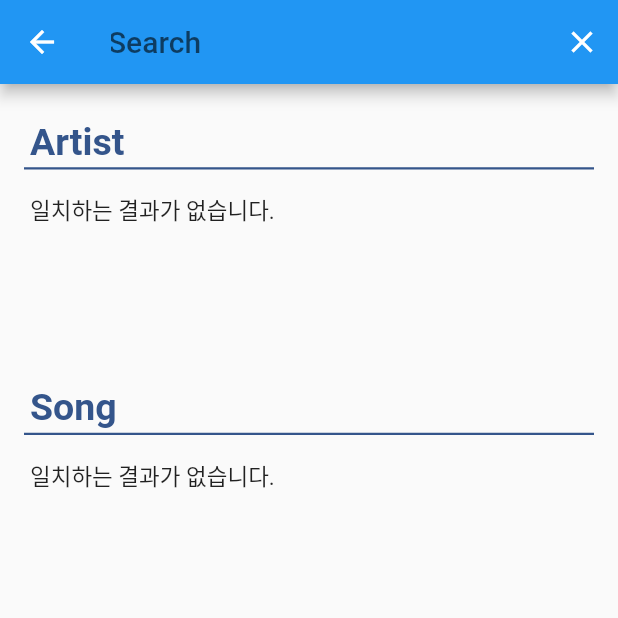
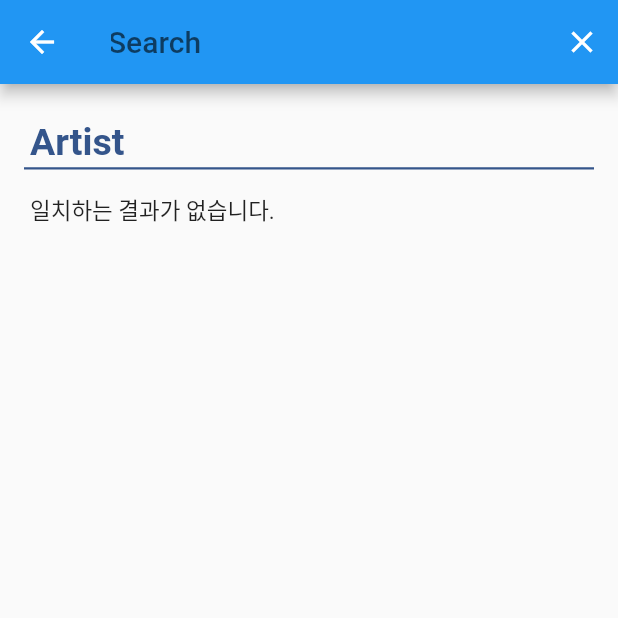
Before and after one commit to canoe726/Music_app, a Flutter app: the screen it shows after launch, after a tap on "Google 계정으로 로그인하기", after a tap on the "search" icon, on a phone screen of 412 x 824 dp, the top half of it. Run offline on Flutter 3.47's test engine with Material 2 defaults, Android fonts, the phone set to English and light mode, and no system bars; our stand-ins replace assets_audio_player, carousel_slider, sliding_up_panel, step_progress_indicator; missing offline and left inert: imagebutton; accounts and stored records are empty; Roboto replaces fonts that are missing (Nanum).

Commit message:
Complete Search Function
Complete Search Function

```diff
--- a/lib/components/CustomSearchDelegate.dart
+++ b/lib/components/CustomSearch.dart
@@ -1,8 +1,6 @@
 import 'package:flutter/material.dart';
 import 'package:music_app/components/globalColors.dart' as globalColors;
 import 'package:music_app/data/profileFormat.dart' as profileFormat;
-import 'package:music_app/pages/profilePage.dart';
-
 
 class CustomSearchDelegate extends SearchDelegate {
 
@@ -106,28 +104,6 @@ class CustomSearchDelegate extends SearchDelegate {
             SuggestionList(
               query: query,
             ),
-            Padding(
-              padding: const EdgeInsets.all(4.0),
-              child: Row(
-                children: <Widget>[
-                  Text(
-                    'Song',
-                    style: TextStyle(
-                      fontFamily: 'Nanum',
-                      color: globalColors.classicBlue,
-                      fontWeight: FontWeight.bold,
-                      fontSize: 25.0,
-                    ),
-                  ),
-                ],
-              ),
-            ),
-            Divider(
-              color: globalColors.classicBlue,
-              thickness: 1.5,
-              height: 0.0,
-            ),
-            SuggestionList2(query: query)
           ],
         ),
       ),
@@ -168,7 +144,7 @@ class _SuggestionListState extends State<SuggestionList> {
               children: <Widget>[
                 GestureDetector(
                   onTap: () {
-                    Navigator.pop(context, userDatas[i]);
+                    Navigator.pop(context, i);
                   },
                   child: CircleAvatar(
                     backgroundImage: AssetImage(userDatas[i].imgLoc),
@@ -205,77 +181,3 @@ class _SuggestionListState extends State<SuggestionList> {
     return searchData;
   }
 }
-
-class SuggestionList2 extends StatefulWidget {
-  final String query;
-  SuggestionList2({@required this.query});
-  @override
-  _SuggestionListState2 createState() => _SuggestionListState2();
-}
-
-class _SuggestionListState2 extends State<SuggestionList2> {
-  @override
-  Widget build(BuildContext context) {
-    return Container(
-      height: 140.0,
-      padding: EdgeInsets.zero,
-      child: ListView(
-        scrollDirection: Axis.horizontal,
-        padding: EdgeInsets.zero,
-        children: setView(widget.query),
-      ),
-    );
-  }
-
-  List<Widget> setView(String query) {
-    var userDatas = profileFormat.users;
-    List<Widget> searchData = [];
-    if (query.length > 0) {
-      for (var i = 0; i < userDatas.length; i++) {
-        if (userDatas[i].songName.toLowerCase().contains(query.toLowerCase())) {
-          searchData.add(Padding(
-            padding: const EdgeInsets.all(16.0),
-            child: Column(
-              children: <Widget>[
-                GestureDetector(
-                  onTap: () {
-                    Route route = MaterialPageRoute(
-                        builder: (context) =>
-                            ProfilePage(userInfo: userDatas[i]));
-                    Navigator.push(context, route);
-                  },
-                  child: CircleAvatar(
-                    backgroundImage: AssetImage(userDatas[i].imgLoc),
-                    backgroundColor: Colors.transparent,
-                    radius: 40,
-                  ),
-                ),
-                Padding(
-                  padding: const EdgeInsets.only(top: 8.0),
-                  child: Text(
-                    userDatas[i].songName,
-                    style: TextStyle(
-                        fontSize: 15.0, color: globalColors.classicBlue),
-                  ),
-                )
-              ],
-            ),
-          ));
-        }
-      }
-    }
-    if (searchData.length == 0) {
-      searchData.add(
-        Padding(
-          padding: const EdgeInsets.fromLTRB(4.0, 16.0, 4.0, 16.0),
-          child: Text(
-            "일치하는 결과가 없습니다.",
-            textAlign: TextAlign.center,
-            style: TextStyle(fontSize: 15.0),
-          ),
-        ),
-      );
-    }
-    return searchData;
-  }
-}
--- a/lib/main.dart
+++ b/lib/main.dart
@@ -1,4 +1,5 @@
 import 'package:flutter/material.dart';
+import 'package:music_app/components/CustomSearch.dart';
 import 'package:music_app/pages/home.dart';
 import 'package:music_app/pages/googleLogin.dart';
 
--- a/lib/pages/home.dart
+++ b/lib/pages/home.dart
@@ -1,5 +1,5 @@
 import 'package:flutter/material.dart';
-import 'package:music_app/components/CustomSearchDelegate.dart';
+import 'package:music_app/components/CustomSearch.dart';
 import 'package:music_app/components/textButton.dart';
 import 'package:music_app/components/globalColors.dart' as globalColors;
 import 'package:music_app/pages/homePage.dart';
@@ -49,11 +49,17 @@ class _HomeState extends State<Home> {
               fontSize: 20.0,
             ),
           ),
+
           actions: <Widget>[
             IconButton(
               icon: Icon(Icons.search),
               onPressed: () {
-                showSearch(context: context, delegate: CustomSearchDelegate());
+                showSearch(context: context, delegate: CustomSearchDelegate()).then((result){
+                   setState(() {
+                    temp = profileFormat.users[result];
+                    selectedIndex = 4;
+               });
+                 });
               },
             )
           ],
@@ -253,7 +259,7 @@ class _HomeState extends State<Home> {
               initialRoute: '/',
               routes: {
                 '/' : (BuildContext context) => ProfilePage(
-                  userInfo: profileFormat.myProfile,
+                  userInfo: temp,
                 ),
               },
             ),
@@ -262,6 +268,8 @@ class _HomeState extends State<Home> {
         bottomNavigationBar: createBottom(),
       );
   }
+
+  var temp = profileFormat.myProfile;
 
   final items = [
     BottomNavigationBarItem(
```
